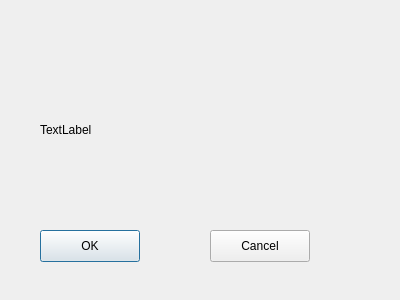
Qt form ui/TimerDialog.ui (AlexanderKaess/HealthAndProductivityAssistant) before a commit.
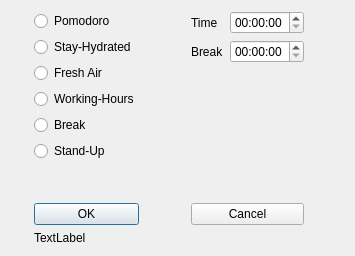
The same form after that commit.

Commit message: add timer dialog

```diff
--- a/ui/TimerDialog.ui
+++ b/ui/TimerDialog.ui
@@ -6,8 +6,8 @@
    <rect>
     <x>0</x>
     <y>0</y>
-    <width>400</width>
-    <height>300</height>
+    <width>355</width>
+    <height>256</height>
    </rect>
   </property>
   <property name="windowTitle">
@@ -16,45 +16,151 @@
   <property name="modal">
    <bool>true</bool>
   </property>
-  <widget class="QPushButton" name="okPushButton">
-   <property name="geometry">
-    <rect>
-     <x>40</x>
-     <y>230</y>
-     <width>100</width>
-     <height>32</height>
-    </rect>
-   </property>
-   <property name="text">
-    <string>OK</string>
-   </property>
-  </widget>
-  <widget class="QPushButton" name="cancelPushButton">
-   <property name="geometry">
-    <rect>
-     <x>210</x>
-     <y>230</y>
-     <width>100</width>
-     <height>32</height>
-    </rect>
-   </property>
-   <property name="text">
-    <string>Cancel</string>
-   </property>
-  </widget>
-  <widget class="QLabel" name="label">
-   <property name="geometry">
-    <rect>
-     <x>40</x>
-     <y>120</y>
-     <width>291</width>
-     <height>20</height>
-    </rect>
-   </property>
-   <property name="text">
-    <string>TextLabel</string>
-   </property>
-  </widget>
+  <layout class="QGridLayout" name="gridLayout">
+   <item row="2" column="1">
+    <widget class="QPushButton" name="okPushButton">
+     <property name="text">
+      <string>OK</string>
+     </property>
+    </widget>
+   </item>
+   <item row="1" column="1">
+    <spacer name="verticalSpacer">
+     <property name="orientation">
+      <enum>Qt::Orientation::Vertical</enum>
+     </property>
+     <property name="sizeHint" stdset="0">
+      <size>
+       <width>20</width>
+       <height>40</height>
+      </size>
+     </property>
+    </spacer>
+   </item>
+   <item row="2" column="3">
+    <widget class="QPushButton" name="cancelPushButton">
+     <property name="text">
+      <string>Cancel</string>
+     </property>
+    </widget>
+   </item>
+   <item row="0" column="4">
+    <spacer name="horizontalSpacer_3">
+     <property name="orientation">
+      <enum>Qt::Orientation::Horizontal</enum>
+     </property>
+     <property name="sizeHint" stdset="0">
+      <size>
+       <width>40</width>
+       <height>20</height>
+      </size>
+     </property>
+    </spacer>
+   </item>
+   <item row="0" column="2">
+    <spacer name="horizontalSpacer_2">
+     <property name="orientation">
+      <enum>Qt::Orientation::Horizontal</enum>
+     </property>
+     <property name="sizeHint" stdset="0">
+      <size>
+       <width>40</width>
+       <height>20</height>
+      </size>
+     </property>
+    </spacer>
+   </item>
+   <item row="3" column="1" colspan="3">
+    <widget class="QLabel" name="label">
+     <property name="text">
+      <string>TextLabel</string>
+     </property>
+    </widget>
+   </item>
+   <item row="0" column="0">
+    <spacer name="horizontalSpacer">
+     <property name="orientation">
+      <enum>Qt::Orientation::Horizontal</enum>
+     </property>
+     <property name="sizeHint" stdset="0">
+      <size>
+       <width>18</width>
+       <height>20</height>
+      </size>
+     </property>
+    </spacer>
+   </item>
+   <item row="0" column="1">
+    <layout class="QVBoxLayout" name="verticalLayout">
+     <item>
+      <widget class="QRadioButton" name="pomodoroRadioButton">
+       <property name="text">
+        <string>Pomodoro</string>
+       </property>
+      </widget>
+     </item>
+     <item>
+      <widget class="QRadioButton" name="stayHydratedRadioButton">
+       <property name="text">
+        <string>Stay-Hydrated</string>
+       </property>
+      </widget>
+     </item>
+     <item>
+      <widget class="QRadioButton" name="freshAirRadioButton">
+       <property name="text">
+        <string>Fresh Air</string>
+       </property>
+      </widget>
+     </item>
+     <item>
+      <widget class="QRadioButton" name="workingHoursRadioButton">
+       <property name="text">
+        <string>Working-Hours</string>
+       </property>
+      </widget>
+     </item>
+     <item>
+      <widget class="QRadioButton" name="breakRadioButton">
+       <property name="text">
+        <string>Break</string>
+       </property>
+      </widget>
+     </item>
+     <item>
+      <widget class="QRadioButton" name="standUpRadioButton">
+       <property name="text">
+        <string>Stand-Up</string>
+       </property>
+      </widget>
+     </item>
+    </layout>
+   </item>
+   <item row="0" column="3">
+    <layout class="QFormLayout" name="formLayout">
+     <item row="0" column="1">
+      <widget class="QTimeEdit" name="timeEdit"/>
+     </item>
+     <item row="1" column="0">
+      <widget class="QLabel" name="label_3">
+       <property name="text">
+        <string>Break</string>
+       </property>
+      </widget>
+     </item>
+     <item row="1" column="1">
+      <widget class="QTimeEdit" name="timeEdit_2"/>
+     </item>
+     <item row="0" column="0">
+      <widget class="QLabel" name="label_2">
+       <property name="text">
+        <string>Time</string>
+       </property>
+      </widget>
+     </item>
+    </layout>
+   </item>
+  </layout>
  </widget>
  <resources/>
  <connections/>
```
